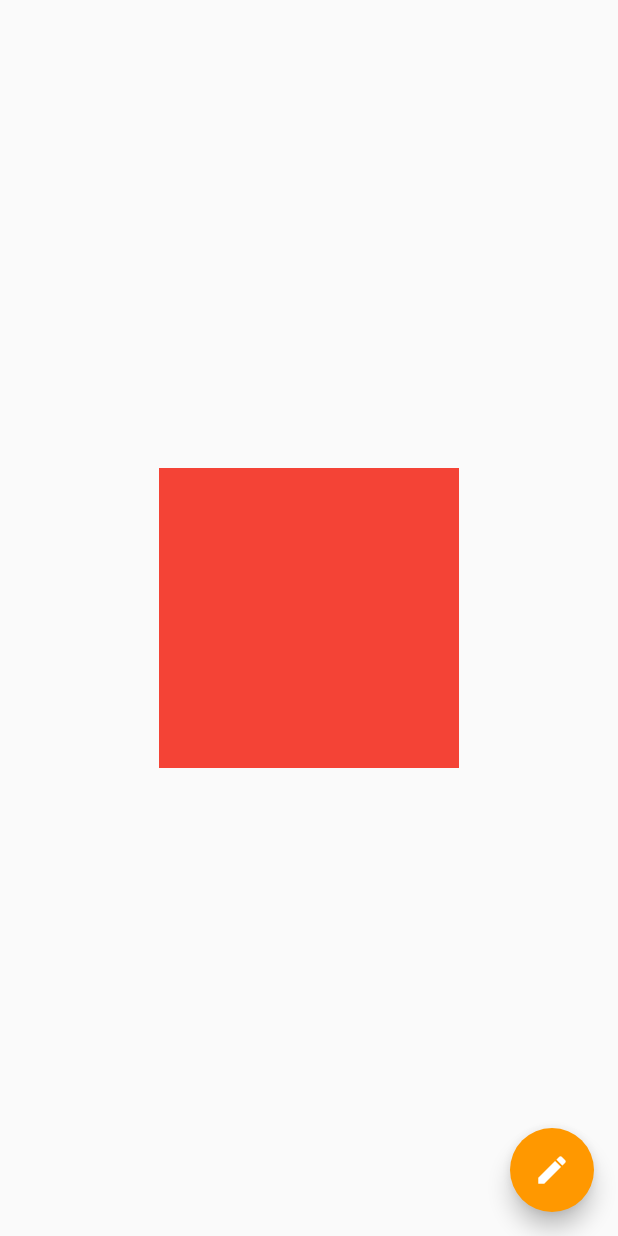
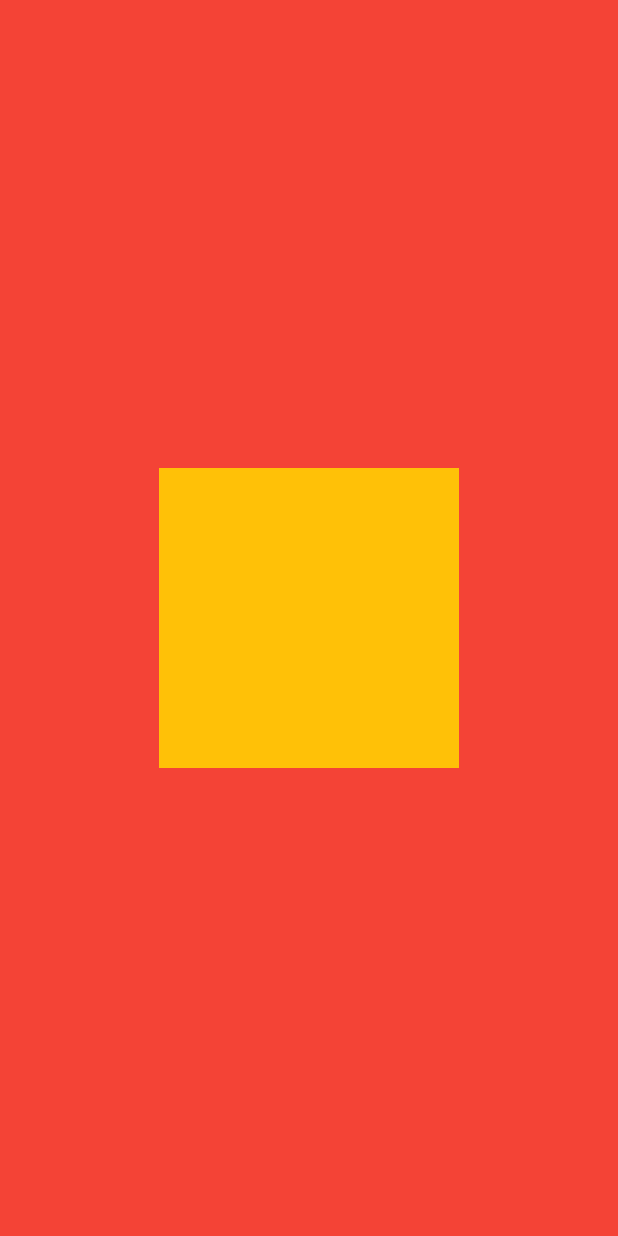
Before and after one commit to ThomasEcalle/al_1_flutter, a Flutter app: the screen it shows after launch, on a phone screen of 412 x 824 dp. Run offline on Flutter 3.47's test engine with Material 2 defaults, Android fonts, the light colour scheme and no system bars.

Commit message:
Add third exercise

```diff
--- a/lib/main.dart
+++ b/lib/main.dart
@@ -1,5 +1,6 @@
 import 'package:al_1/ui/home_screen/home_screen.dart';
 import 'package:al_1/ui/settings/settings_screen.dart';
+import 'package:al_1/ui/stateful_exercises/three/three.dart';
 import 'package:al_1/ui/stateful_exercises/two/two.dart';
 import 'package:flutter/material.dart';
 
@@ -23,7 +24,7 @@ class MyApp extends StatelessWidget {
           ),
         ),
       ),
-      home: const Two(),
+      home: const Three(),
     );
   }
 }
--- /dev/null
+++ b/lib/ui/stateful_exercises/three/clickable_square.dart
@@ -0,0 +1,22 @@
+import 'package:flutter/material.dart';
+
+class ClickableSquare extends StatelessWidget {
+  final VoidCallback onTap;
+
+  const ClickableSquare({
+    Key? key,
+    required this.onTap,
+  }) : super(key: key);
+
+  @override
+  Widget build(BuildContext context) {
+    return GestureDetector(
+      onTap: onTap,
+      child: Container(
+        height: 200,
+        width: 200,
+        color: Colors.amber,
+      ),
+    );
+  }
+}
--- /dev/null
+++ b/lib/ui/stateful_exercises/three/three.dart
@@ -0,0 +1,31 @@
+import 'package:al_1/ui/stateful_exercises/three/clickable_square.dart';
+import 'package:flutter/material.dart';
+
+class Three extends StatefulWidget {
+  const Three({Key? key}) : super(key: key);
+
+  @override
+  State<Three> createState() => _ThreeState();
+}
+
+class _ThreeState extends State<Three> {
+  Color _backGroundColor = Colors.red;
+
+  @override
+  Widget build(BuildContext context) {
+    return Scaffold(
+      backgroundColor: _backGroundColor,
+      body: Center(
+        child: ClickableSquare(
+          onTap: _onTap,
+        ),
+      ),
+    );
+  }
+
+  void _onTap() {
+    setState(() {
+      _backGroundColor = _backGroundColor == Colors.red ? Colors.blue : Colors.red;
+    });
+  }
+}
```
